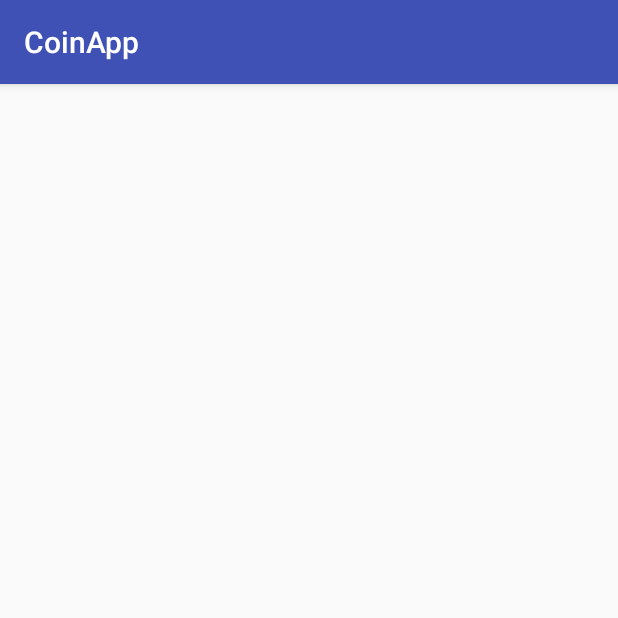
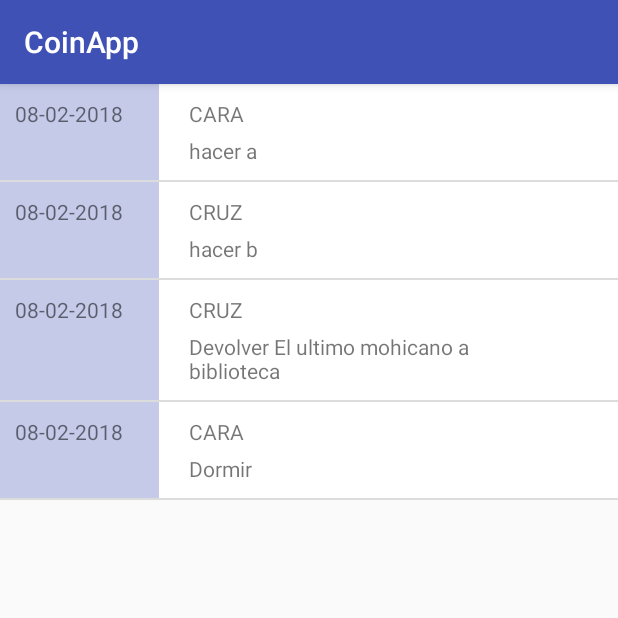
Before and after one commit to clsantos97/CoinApp, an Android app: the screen it shows after launch (Stats), after a tap on "ESTADÍSTICAS", on a phone screen of 412 x 824 dp, the top half of it. Run offline under Robolectric (Android 15) with nearby library versions, the phone set to English and light mode, and no system bars.

```diff
--- a/app/src/main/java/carlos/coinapp/MainActivity.java
+++ b/app/src/main/java/carlos/coinapp/MainActivity.java
@@ -1,6 +1,8 @@
 package carlos.coinapp;
 
+import android.content.Context;
 import android.content.Intent;
+import android.database.sqlite.SQLiteDatabase;
 import android.net.Uri;
 import android.support.v7.app.AppCompatActivity;
 import android.os.Bundle;
@@ -10,13 +12,19 @@ import android.view.animation.AnimationUtils;
 import android.widget.Button;
 import android.widget.ImageView;
 
+import java.util.ArrayList;
+import java.util.logging.Logger;
+
 public class MainActivity extends AppCompatActivity implements Button.OnClickListener{
 
-    ImageView ivLogo;
-    Button btnFlip;
-    Button btnStats;
-    Button btnSource;
-    Animation shake;
+    private ImageView ivLogo;
+    private Button btnFlip;
+    private Button btnStats;
+    private Button btnSource;
+    private Animation shake;
+    private SQLiteDatabase db;
+    private static final Logger logger = Logger.getLogger(MainActivity.class.getName());
+    private static ArrayList<Toss> mockData = new ArrayList<>();
 
     @Override
     protected void onCreate(Bundle savedInstanceState) {
@@ -37,6 +45,11 @@ public class MainActivity extends AppCompatActivity implements Button.OnClickLis
 
         // Get animations
         shake = AnimationUtils.loadAnimation(this, R.anim.shake);
+
+        // db
+        initDb();
+        initMockData();
+        insertMockData();
     }
 
     @Override
@@ -61,4 +74,48 @@ public class MainActivity extends AppCompatActivity implements Button.OnClickLis
         }
     }
 
+    public void initDb() {
+
+        // Init DB
+        db = openOrCreateDatabase("coinflipdb", Context.MODE_PRIVATE, null);
+
+        //db.execSQL("DROP TABLE toss");
+        db.execSQL("CREATE TABLE IF NOT EXISTS toss(" +
+                "id INTEGER PRIMARY KEY,res BOOLEAN, resmsg VARCHAR, date VARCHAR);");
+        db.execSQL("DELETE FROM toss");
+
+        //if (!isDbItemsEmpty()) {
+
+        //}
+    }
+
+    public void insertMockData() {
+        try {
+            String query;
+            for (Toss mockToss:mockData) {
+                query = "INSERT INTO toss (id, res, resmsg, date) " +
+                        "VALUES ('"+mockToss.getId()+"','"+mockToss.isRes()+"','"+mockToss.getResmsg()+"','"+mockToss.getDate()+"')";
+                try {
+                    db.execSQL(query);
+                } catch (Exception e) {
+                    e.printStackTrace();
+                    logger.info("Error al insertar mockdata.");
+                }
+
+            }
+        } catch (Exception e) {
+            e.printStackTrace();
+            logger.info("Error al añadir datos de prueba");
+        }
+    }
+
+    public void initMockData(){
+        mockData.add(new Toss(1,true,"hacer a"));
+        mockData.add(new Toss(2,false,"hacer b"));
+        mockData.add(new Toss(3,false,"Devolver El ultimo mohicano a biblioteca"));
+        mockData.add(new Toss(4,true,"Dormir"));
+    }
+
+
+
 }
--- a/app/src/main/java/carlos/coinapp/Stats.java
+++ b/app/src/main/java/carlos/coinapp/Stats.java
@@ -1,14 +1,58 @@
 package carlos.coinapp;
 
+import android.content.Context;
+import android.database.Cursor;
+import android.database.sqlite.SQLiteDatabase;
 import android.support.v7.app.AppCompatActivity;
 import android.os.Bundle;
+import android.widget.ListView;
+
+import java.util.ArrayList;
 
 public class Stats extends AppCompatActivity {
+
+    private SQLiteDatabase db;
+    private ListView lvToss;
 
     @Override
     protected void onCreate(Bundle savedInstanceState) {
         super.onCreate(savedInstanceState);
         setContentView(R.layout.activity_stats);
         /*this.getActionBar().setDisplayHomeAsUpEnabled(true);*/
+
+        lvToss = (ListView) findViewById(R.id.lvToss);
+
+        db = openOrCreateDatabase("coinflipdb", Context.MODE_PRIVATE, null);
+
+        if(db==null){
+            System.out.println("Db is null");
+        }
+        showAll();
+    }
+
+
+    public void showAll() {
+        /*ArrayAdapter<String> adaptador;*/
+        ArrayList<Toss> tossList = new ArrayList<Toss>();
+        Cursor c = db.rawQuery("SELECT * FROM toss", null);
+
+        if (c.getCount() == 0) {
+            //lista.add("No hay registros");
+        } else {
+            while (c.moveToNext()) {
+                tossList.add(new Toss(Integer.parseInt(c.getString(0)), Boolean.parseBoolean(c.getString(1)),
+                        c.getString(2), c.getString(3)));
+            }
+            //System.out.println(c.getString(0) + " " + c.getString(1) + " - " + c.getString(2) + "   " + c.getString(3));
+        }
+
+        // Create the adapter to convert the array to views
+        TossAdapter tossAdapter = new TossAdapter(this, tossList);
+        // Attach the adapter to a ListView
+
+        lvToss.setAdapter(tossAdapter);
+
+
+        c.close();
     }
 }
--- /dev/null
+++ b/app/src/main/java/carlos/coinapp/Toss.java
@@ -0,0 +1,65 @@
+package carlos.coinapp;
+
+import java.text.SimpleDateFormat;
+import java.util.Date;
+
+/**
+ * Created by Carlos on 08/02/2018.
+ */
+
+public class Toss {
+
+    private static SimpleDateFormat formatter = new SimpleDateFormat("dd-MM-yyyy");
+
+    private int id;
+    private boolean res;
+    private String resmsg;
+    private String date;
+
+    public Toss(int id, boolean res, String resmsg) {
+        this.setId(id);
+        this.setRes(res);
+        this.setResmsg(resmsg);
+        this.setDate(formatter.format(new Date()));
+    }
+
+    public Toss(int id, boolean res, String resmsg, String date) {
+        this.setId(id);
+        this.setRes(res);
+        this.setResmsg(resmsg);
+        this.setDate(date);
+    }
+
+
+    public int getId() {
+        return id;
+    }
+
+    public void setId(int id) {
+        this.id = id;
+    }
+
+    public boolean isRes() {
+        return res;
+    }
+
+    public void setRes(boolean res) {
+        this.res = res;
+    }
+
+    public String getResmsg() {
+        return resmsg;
+    }
+
+    public void setResmsg(String resmsg) {
+        this.resmsg = resmsg;
+    }
+
+    public String getDate() {
+        return date;
+    }
+
+    public void setDate(String date) {
+        this.date = date;
+    }
+}
--- /dev/null
+++ b/app/src/main/java/carlos/coinapp/TossAdapter.java
@@ -0,0 +1,63 @@
+package carlos.coinapp;
+
+import android.content.Context;
+import android.graphics.Typeface;
+import android.view.LayoutInflater;
+import android.view.View;
+import android.view.ViewGroup;
+import android.widget.ArrayAdapter;
+import android.widget.CheckBox;
+import android.widget.CompoundButton;
+import android.widget.TextView;
+
+import java.util.ArrayList;
+
+/**
+ * Created by Carlos on 08/02/2018.
+ */
+
+public class TossAdapter extends ArrayAdapter<Toss> {
+
+
+    public TossAdapter(Context context, ArrayList<Toss> users) {
+        super(context, 0, users);
+    }
+
+    @Override
+    public View getView(int position, View convertView, ViewGroup parent) {
+        // Get the data item for this position
+        final Toss tossItem = getItem(position);
+        // Check if an existing view is being reused, otherwise inflate the view
+        if (convertView == null) {
+            convertView = LayoutInflater.from(getContext()).inflate(R.layout.toss_listview, parent, false);
+        }
+
+        // Lookup view for data population
+        TextView tvRes = (TextView) convertView.findViewById(R.id.tvRes);
+        TextView tvDate = (TextView) convertView.findViewById(R.id.tvDate);
+        TextView tvResmsg = (TextView) convertView.findViewById(R.id.tvResmsg);
+
+        // Populate the data into the template view using the data object
+        String res = tossItem.isRes() ? "CARA" : "CRUZ";
+
+        tvRes.setText(res);
+        tvDate.setText(tossItem.getDate());
+        tvResmsg.setText(tossItem.getResmsg());
+
+        // Return the completed view to render on screen
+
+        // Styling font
+/*        Typeface subtitleTypeFace = Typeface.createFromAsset(getContext().getAssets(), "fonts/JosefinSans-Bold.ttf");
+        Typeface detailTypeFace =
+                Typeface.createFromAsset(getContext().getAssets(), "fonts/JosefinSans-SemiBoldItalic.ttf");
+        Typeface titleTypeFace = Typeface.createFromAsset(getContext().getAssets(), "fonts/Quicksand-Bold.otf");*/
+
+/*        tvTask.setTypeface(titleTypeFace);
+        tvDate.setTypeface(detailTypeFace);
+        tvTime.setTypeface(subtitleTypeFace);
+        tvDesc.setTypeface(detailTypeFace);*/
+
+
+        return convertView;
+    }
+}
--- a/app/src/main/res/layout/activity_stats.xml
+++ b/app/src/main/res/layout/activity_stats.xml
@@ -7,4 +7,17 @@
     android:layout_height="match_parent"
     tools:context="carlos.coinapp.Stats">
 
+    <LinearLayout
+        android:layout_width="match_parent"
+        android:layout_height="match_parent"
+        android:orientation="vertical">
+
+        <ListView
+            android:id="@+id/lvToss"
+            android:layout_width="match_parent"
+            android:layout_height="match_parent"
+            tools:layout_editor_absoluteX="8dp"
+            tools:layout_editor_absoluteY="8dp" />
+    </LinearLayout>
+
 </android.support.constraint.ConstraintLayout>
--- /dev/null
+++ b/app/src/main/res/layout/toss_listview.xml
@@ -0,0 +1,71 @@
+<?xml version="1.0" encoding="utf-8"?>
+
+<LinearLayout xmlns:android="http://schemas.android.com/apk/res/android"
+    xmlns:app="http://schemas.android.com/apk/res-auto"
+    android:layout_width="match_parent"
+    android:layout_height="wrap_content"
+    android:layout_marginEnd="10dp"
+    android:layout_marginStart="10dp"
+    android:layout_marginTop="10dp"
+    android:background="@color/list_row_default_bg"
+    android:clickable="true"
+    android:orientation="vertical"
+    >
+
+    <LinearLayout
+        android:layout_width="match_parent"
+        android:layout_height="match_parent"
+        android:orientation="horizontal"
+        android:weightSum="5">
+
+        <LinearLayout
+            android:layout_width="30dp"
+            android:layout_height="match_parent"
+            android:layout_weight="1"
+            android:background="@color/list_date_bg"
+            android:gravity="center_vertical|center"
+            android:orientation="vertical"
+            android:padding="10dp"
+            android:paddingEnd="10dp">
+
+            <TextView
+                android:id="@+id/tvDate"
+                android:layout_width="match_parent"
+                android:layout_height="match_parent"
+                android:layout_weight="1"
+                android:contentDescription="Date"
+                android:text="date" />
+
+        </LinearLayout>
+
+        <LinearLayout
+            android:layout_width="0dp"
+            android:layout_height="wrap_content"
+            android:layout_weight="3.5"
+            android:orientation="vertical"
+            android:padding="10dp">
+
+            <TextView
+                android:id="@+id/tvRes"
+                android:layout_width="match_parent"
+                android:layout_height="wrap_content"
+                android:layout_gravity="center_vertical"
+                android:layout_marginStart="10dp"
+                android:layout_weight="1"
+                android:text="task"
+                android:textAlignment="textStart" />
+
+            <TextView
+                android:id="@+id/tvResmsg"
+                android:layout_width="match_parent"
+                android:layout_height="wrap_content"
+                android:layout_marginStart="10dp"
+                android:layout_marginTop="5dp"
+                android:layout_weight="1"
+                android:text="TextView" />
+
+        </LinearLayout>
+
+    </LinearLayout>
+
+</LinearLayout>
--- a/app/src/main/res/values/colors.xml
+++ b/app/src/main/res/values/colors.xml
@@ -3,4 +3,13 @@
     <color name="colorPrimary">#3F51B5</color>
     <color name="colorPrimaryDark">#303F9F</color>
     <color name="colorAccent">#FF4081</color>
+
+    <color name="list_row_default_bg">#ffffff</color>
+    <color name="list_row_pressed_bg">#008cef</color>
+    <color name="list_row_selected_bg">#86d3f6</color>
+    <color name="default_bg">#e0e0e0</color>
+    <color name="list_date_bg">#c5cae9</color>
+    <color name="fab_bg">#4caf50</color>
+    <color name="icon_bg_dark">#212121</color>
+    <color name="text_color_light">#676767</color>
 </resources>
--- a/app/src/main/res/values/strings.xml
+++ b/app/src/main/res/values/strings.xml
@@ -3,6 +3,7 @@
     <string name="btn_flip">Tirar</string>
     <string name="btn_stats">Estadísticas</string>
     <string name="btn_source">Código fuente</string>
+    <string name="btn_flip_again">Tirar de nuevo</string>
     <string name="tv_head">Cara</string>
     <string name="tv_tail">Cruz</string>
 </resources>
```
Also changed, not shown: app/build.gradle (+5 -2 lines), app/src/main/java/carlos/coinapp/CoinFlipper.java (+67 -3 lines), app/src/main/res/layout/activity_coin_flipper.xml (+35 -17 lines).
